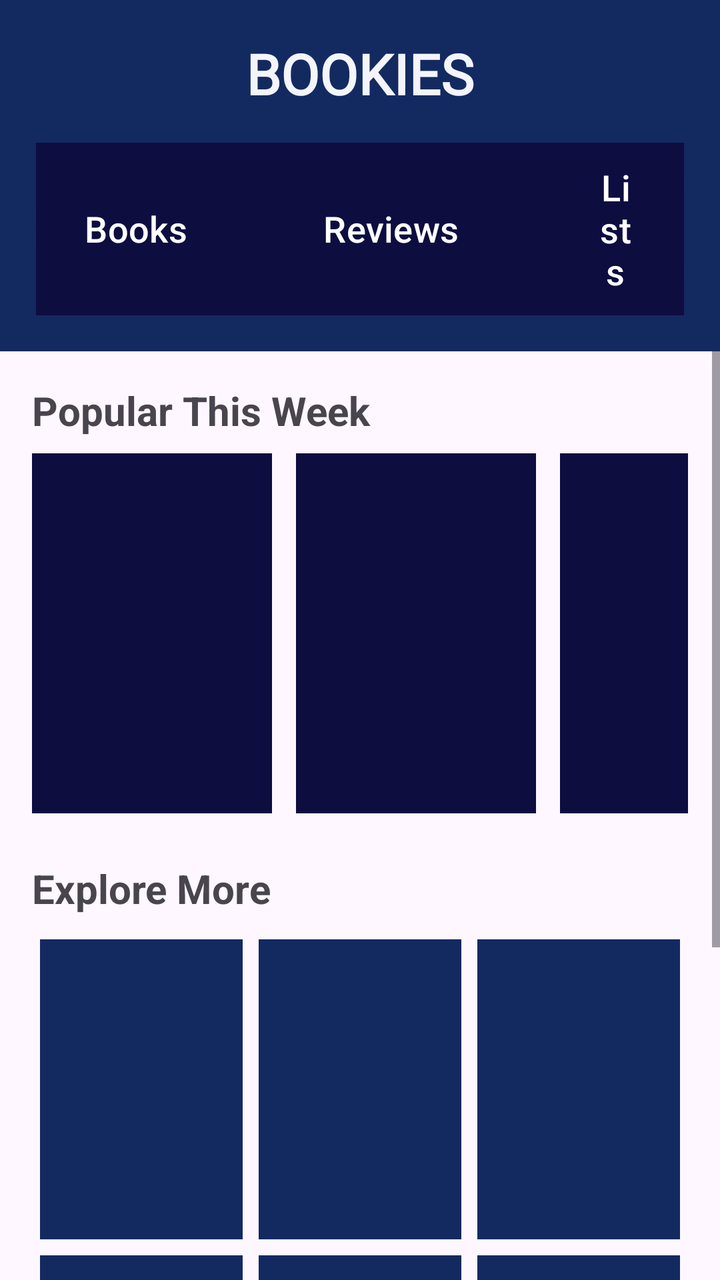
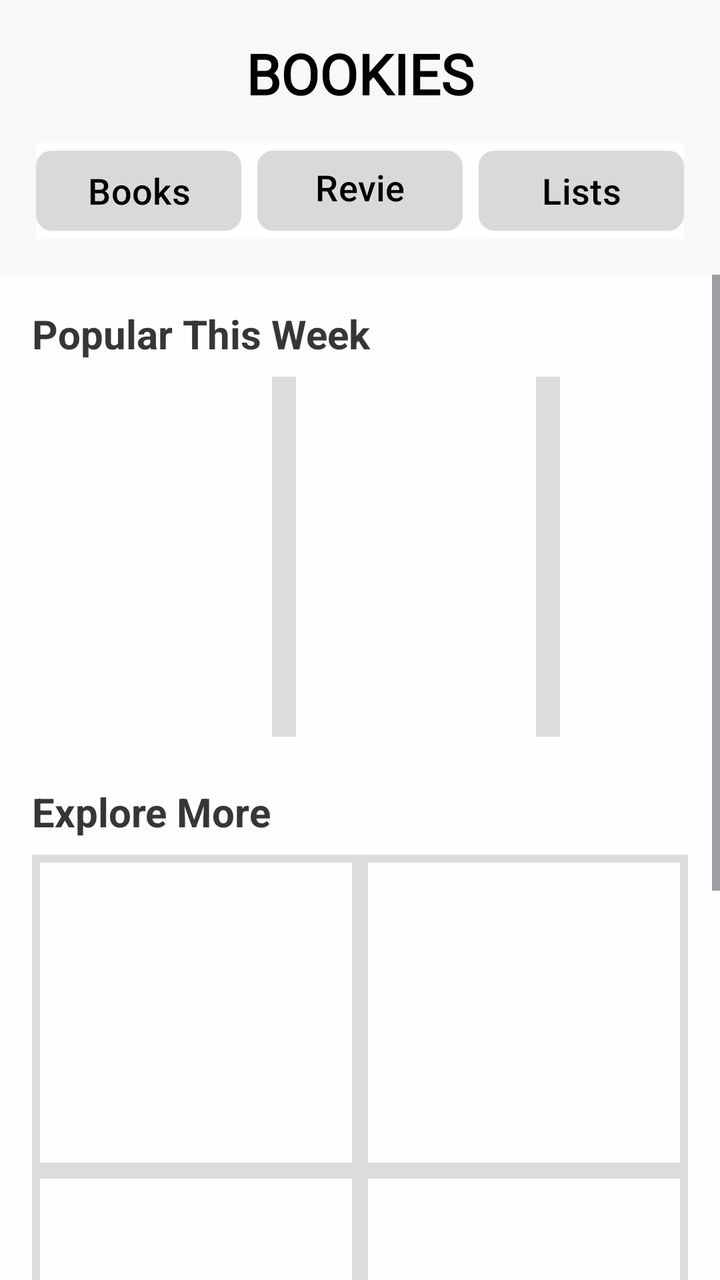

An Android layout rendered at two revisions. The XML below is the earlier revision; the diff shows what the commit changed to produce the second picture.
<!-- AndroidManifest.xml: application theme Theme.FrontendBook -->
<!-- res/layout/fragment_inner_books.xml -->
<?xml version="1.0" encoding="utf-8"?>
<androidx.constraintlayout.widget.ConstraintLayout
    xmlns:android="http://schemas.android.com/apk/res/android"
    xmlns:app="http://schemas.android.com/apk/res-auto"
    android:layout_width="match_parent"
    android:layout_height="match_parent">


    
    <include
        android:id="@+id/header"
        layout="@layout/header_nav_menu"
        android:layout_width="0dp"
        android:layout_height="wrap_content"
        app:layout_constraintTop_toTopOf="parent"
        app:layout_constraintStart_toStartOf="parent"
        app:layout_constraintEnd_toEndOf="parent" />


    
    <ScrollView
        android:id="@+id/scrollContainer"
        android:layout_width="0dp"
        android:layout_height="0dp"
        android:fillViewport="true"
        android:clipToPadding="false"
        android:paddingBottom="65dp"
        app:layout_constraintTop_toBottomOf="@id/header"
        app:layout_constraintBottom_toBottomOf="parent"
        app:layout_constraintStart_toStartOf="parent"
        app:layout_constraintEnd_toEndOf="parent">


        <LinearLayout
            android:layout_width="match_parent"
            android:layout_height="wrap_content"
            android:orientation="vertical"
            android:padding="16dp">


            
            <TextView
                android:layout_width="match_parent"
                android:layout_height="wrap_content"
                android:text="Popular This Week"
                android:textSize="20sp"
                android:textStyle="bold"
                android:paddingBottom="8dp" />


            
            <HorizontalScrollView
                android:layout_width="match_parent"
                android:layout_height="wrap_content"
                android:scrollbars="none">


                <LinearLayout
                    android:layout_width="wrap_content"
                    android:layout_height="wrap_content"
                    android:orientation="horizontal">


                    
                    <View
                        android:layout_width="120dp"
                        android:layout_height="180dp"
                        android:layout_marginEnd="12dp"
                        android:background="@color/primary_dark" />


                    <View
                        android:layout_width="120dp"
                        android:layout_height="180dp"
                        android:layout_marginEnd="12dp"
                        android:background="@color/primary_dark" />


                    <View
                        android:layout_width="120dp"
                        android:layout_height="180dp"
                        android:background="@color/primary_dark" />
                </LinearLayout>
            </HorizontalScrollView>


            
            <TextView
                android:layout_width="match_parent"
                android:layout_height="wrap_content"
                android:text="Explore More"
                android:textSize="20sp"
                android:textStyle="bold"
                android:layout_marginTop="24dp"
                android:paddingBottom="8dp" />


            
            <GridLayout
                android:layout_width="match_parent"
                android:layout_height="wrap_content"
                android:columnCount="3"
                android:alignmentMode="alignMargins"
                android:rowOrderPreserved="false"
                android:useDefaultMargins="true">


                
                <View
                    android:layout_width="0dp"
                    android:layout_height="150dp"
                    android:layout_columnWeight="1"
                    android:background="@color/primary" />


                <View
                    android:layout_width="0dp"
                    android:layout_height="150dp"
                    android:layout_columnWeight="1"
                    android:background="@color/primary" />


                <View
                    android:layout_width="0dp"
                    android:layout_height="150dp"
                    android:layout_columnWeight="1"
                    android:background="@color/primary" />


                <View
                    android:layout_width="0dp"
                    android:layout_height="150dp"
                    android:layout_columnWeight="1"
                    android:background="@color/primary" />


                <View
                    android:layout_width="0dp"
                    android:layout_height="150dp"
                    android:layout_columnWeight="1"
                    android:background="@color/primary" />


                <View
                    android:layout_width="0dp"
                    android:layout_height="150dp"
                    android:layout_columnWeight="1"
                    android:background="@color/primary" />
            </GridLayout>
        </LinearLayout>
    </ScrollView>


</androidx.constraintlayout.widget.ConstraintLayout>
<!-- res/layout/header_nav_menu.xml (included above) -->
<?xml version="1.0" encoding="utf-8"?>
<androidx.constraintlayout.widget.ConstraintLayout
    xmlns:android="http://schemas.android.com/apk/res/android"
    xmlns:app="http://schemas.android.com/apk/res-auto"
    android:layout_width="match_parent"
    android:layout_height="wrap_content"
    android:padding="18dp"
    android:background="@color/primary">

    
    <TextView
        android:id="@+id/headerTitle"
        android:layout_width="wrap_content"
        android:layout_height="wrap_content"
        android:text="BOOKIES"
        android:textSize="28sp"
        android:textStyle="bold"
        android:textColor="@color/background_light"
        android:textAlignment="center"
        android:fontFamily="@font/roboto_condensed_bold"
        app:layout_constraintTop_toTopOf="parent"
        app:layout_constraintStart_toStartOf="parent"
        app:layout_constraintEnd_toEndOf="parent" />

    
    <LinearLayout
        android:id="@+id/headerButtons"
        android:layout_width="wrap_content"
        android:layout_height="wrap_content"
        android:orientation="horizontal"
        android:layout_marginTop="16dp"
        android:gravity="center"
        android:background="@color/primary_dark"
        app:layout_constraintTop_toBottomOf="@id/headerTitle"
        app:layout_constraintStart_toStartOf="parent"
        app:cornerRadius="24dp"
        app:layout_constraintEnd_toEndOf="parent">

        <com.google.android.material.button.MaterialButton
            android:id="@+id/booksButton"
            android:layout_width="wrap_content"
            android:layout_height="wrap_content"
            android:text="Books"
            android:textAllCaps="false"
            android:textColor="@color/white"
            android:backgroundTint="@color/primary_dark"
            android:textSize="18sp"
            android:layout_marginEnd="20dp"
            app:cornerRadius="24dp"
            />

        <com.google.android.material.button.MaterialButton
            android:id="@+id/reviewsButton"
            android:layout_width="wrap_content"
            android:layout_height="wrap_content"
            android:text="Reviews"
            android:textSize="18sp"
            android:textAllCaps="false"
            android:textColor="@color/white"
            android:backgroundTint="@color/primary_dark"
            android:layout_marginEnd="20dp"
            app:cornerRadius="24dp"
            />

        <com.google.android.material.button.MaterialButton
            android:id="@+id/listsButton"
            android:layout_width="wrap_content"
            android:layout_height="wrap_content"
            android:text="Lists"
            android:textSize="18sp"
            android:textAllCaps="false"
            android:textColor="@color/white"
            android:backgroundTint="@color/primary_dark"
            app:cornerRadius="24dp"/>
    </LinearLayout>

</androidx.constraintlayout.widget.ConstraintLayout>
<!-- resources referenced by this layout -->
<resources>
  <color name="background_light">#F4F5FB</color>
  <color name="primary">#132A61</color>
  <color name="primary_dark">#0D0D40</color>
  <color name="white">#FFFFFFFF</color>
  <style name="Theme.FrontendBook" parent="Base.Theme.FrontendBook" />
  <style name="Base.Theme.FrontendBook" parent="Theme.Material3.DayNight.NoActionBar">
          <item name="colorPrimary">@color/primary</item>
          <item name="colorPrimaryVariant">@color/primary_dark</item>
          <item name="colorOnPrimary">@color/white</item>
          <item name="colorSecondary">@color/background_light</item>
          <item name="colorOutline">@color/outline</item>
      </style>
  <color name="outline">#132A61</color>
</resources>

<!-- the commit's change to res/layout/fragment_inner_books.xml (unified diff, before → after) -->
@@ -3,7 +3,8 @@
     xmlns:android="http://schemas.android.com/apk/res/android"
     xmlns:app="http://schemas.android.com/apk/res-auto"
     android:layout_width="match_parent"
-    android:layout_height="match_parent">
+    android:layout_height="match_parent"
+    android:background="@color/backgroundPrimary">
 
 
     
@@ -43,6 +44,7 @@
                 android:layout_width="match_parent"
                 android:layout_height="wrap_content"
                 android:text="Popular This Week"
+                android:textColor="@color/textSecondary"
                 android:textSize="20sp"
                 android:textStyle="bold"
                 android:paddingBottom="8dp" />
@@ -58,7 +60,8 @@
                 <LinearLayout
                     android:layout_width="wrap_content"
                     android:layout_height="wrap_content"
-                    android:orientation="horizontal">
+                    android:orientation="horizontal"
+                    android:background="@color/boxes_background">
 
 
                     
@@ -66,20 +69,20 @@
                         android:layout_width="120dp"
                         android:layout_height="180dp"
                         android:layout_marginEnd="12dp"
-                        android:background="@color/primary_dark" />
+                        android:background="@color/backgroundPrimary" />
 
 
                     <View
                         android:layout_width="120dp"
                         android:layout_height="180dp"
                         android:layout_marginEnd="12dp"
-                        android:background="@color/primary_dark" />
+                        android:background="@color/backgroundPrimary" />
 
 
                     <View
                         android:layout_width="120dp"
                         android:layout_height="180dp"
-                        android:background="@color/primary_dark" />
+                        android:background="@color/backgroundPrimary" />
                 </LinearLayout>
             </HorizontalScrollView>
 
@@ -89,6 +92,7 @@
                 android:layout_width="match_parent"
                 android:layout_height="wrap_content"
                 android:text="Explore More"
+                android:textColor="@color/textSecondary"
                 android:textSize="20sp"
                 android:textStyle="bold"
                 android:layout_marginTop="24dp"
@@ -98,9 +102,10 @@
             
             <GridLayout
                 android:layout_width="match_parent"
-                android:layout_height="wrap_content"
-                android:columnCount="3"
+                android:layout_height="408dp"
                 android:alignmentMode="alignMargins"
+                android:background="@color/boxes_background"
+                android:columnCount="2"
                 android:rowOrderPreserved="false"
                 android:useDefaultMargins="true">
 
@@ -110,42 +115,42 @@
                     android:layout_width="0dp"
                     android:layout_height="150dp"
                     android:layout_columnWeight="1"
-                    android:background="@color/primary" />
-
-
-                <View
-                    android:layout_width="0dp"
-                    android:layout_height="150dp"
-                    android:layout_columnWeight="1"
-                    android:background="@color/primary" />
-
-
-                <View
-                    android:layout_width="0dp"
-                    android:layout_height="150dp"
-                    android:layout_columnWeight="1"
-                    android:background="@color/primary" />
-
-
-                <View
-                    android:layout_width="0dp"
-                    android:layout_height="150dp"
-                    android:layout_columnWeight="1"
-                    android:background="@color/primary" />
-
-
-                <View
-                    android:layout_width="0dp"
-                    android:layout_height="150dp"
-                    android:layout_columnWeight="1"
-                    android:background="@color/primary" />
-
-
-                <View
-                    android:layout_width="0dp"
-                    android:layout_height="150dp"
-                    android:layout_columnWeight="1"
-                    android:background="@color/primary" />
+                    android:background="@color/backgroundPrimary" />
+
+
+                <View
+                    android:layout_width="0dp"
+                    android:layout_height="150dp"
+                    android:layout_columnWeight="1"
+                    android:background="@color/backgroundPrimary" />
+
+
+                <View
+                    android:layout_width="0dp"
+                    android:layout_height="150dp"
+                    android:layout_columnWeight="1"
+                    android:background="@color/backgroundPrimary" />
+
+
+                <View
+                    android:layout_width="0dp"
+                    android:layout_height="150dp"
+                    android:layout_columnWeight="1"
+                    android:background="@color/backgroundPrimary" />
+
+
+                <View
+                    android:layout_width="0dp"
+                    android:layout_height="150dp"
+                    android:layout_columnWeight="1"
+                    android:background="@color/backgroundPrimary" />
+
+
+                <View
+                    android:layout_width="0dp"
+                    android:layout_height="150dp"
+                    android:layout_columnWeight="1"
+                    android:background="@color/backgroundPrimary" />
             </GridLayout>
         </LinearLayout>
     </ScrollView>
@@ -160,7 +165,7 @@
     android:layout_width="match_parent"
     android:layout_height="wrap_content"
     android:padding="18dp"
-    android:background="@color/primary">
+    android:background="@color/headerColor">
 
     
     <TextView
@@ -170,7 +175,7 @@
         android:text="BOOKIES"
         android:textSize="28sp"
         android:textStyle="bold"
-        android:textColor="@color/background_light"
+        android:textColor="@color/textPrimary"
         android:textAlignment="center"
         android:fontFamily="@font/roboto_condensed_bold"
         app:layout_constraintTop_toTopOf="parent"
@@ -180,53 +185,54 @@
     
     <LinearLayout
         android:id="@+id/headerButtons"
-        android:layout_width="wrap_content"
+        android:layout_width="match_parent"
         android:layout_height="wrap_content"
         android:orientation="horizontal"
         android:layout_marginTop="16dp"
         android:gravity="center"
-        android:background="@color/primary_dark"
+        android:background="@color/backgroundPrimary"
         app:layout_constraintTop_toBottomOf="@id/headerTitle"
         app:layout_constraintStart_toStartOf="parent"
-        app:cornerRadius="24dp"
-        app:layout_constraintEnd_toEndOf="parent">
+        app:layout_constraintEnd_toEndOf="parent"
+        android:weightSum="3">
 
         <com.google.android.material.button.MaterialButton
             android:id="@+id/booksButton"
-            android:layout_width="wrap_content"
-            android:layout_height="wrap_content"
+            android:layout_width="0dp"
+            android:layout_height="48dp"
+            android:layout_weight="1"
+            android:layout_marginEnd="8dp"
             android:text="Books"
             android:textAllCaps="false"
-            android:textColor="@color/white"
-            android:backgroundTint="@color/primary_dark"
             android:textSize="18sp"
-            android:layout_marginEnd="20dp"
-            app:cornerRadius="24dp"
-            />
+            android:textColor="@color/button_textPrimary"
+            android:backgroundTint="@color/buttonPrimary"
+            app:cornerRadius="8dp" />
 
         <com.google.android.material.button.MaterialButton
             android:id="@+id/reviewsButton"
-            android:layout_width="wrap_content"
-            android:layout_height="wrap_content"
+            android:layout_width="0dp"
+            android:layout_height="48dp"
+            android:layout_weight="1"
+            android:layout_marginEnd="8dp"
             android:text="Reviews"
             android:textSize="18sp"
             android:textAllCaps="false"
-            android:textColor="@color/white"
-            android:backgroundTint="@color/primary_dark"
-            android:layout_marginEnd="20dp"
-            app:cornerRadius="24dp"
-            />
+            android:textColor="@color/button_textPrimary"
+            android:backgroundTint="@color/buttonPrimary"
+            app:cornerRadius="8dp" />
 
         <com.google.android.material.button.MaterialButton
             android:id="@+id/listsButton"
-            android:layout_width="wrap_content"
-            android:layout_height="wrap_content"
+            android:layout_width="0dp"
+            android:layout_height="48dp"
+            android:layout_weight="1"
             android:text="Lists"
             android:textSize="18sp"
             android:textAllCaps="false"
-            android:textColor="@color/white"
-            android:backgroundTint="@color/primary_dark"
-            app:cornerRadius="24dp"/>
+            android:textColor="@color/button_textPrimary"
+            android:backgroundTint="@color/buttonPrimary"
+            app:cornerRadius="8dp" />
     </LinearLayout>
 
 </androidx.constraintlayout.widget.ConstraintLayout>
<!-- resource entries referenced after the edit -->
@@ -1,17 +1,22 @@
 <!-- resources referenced by this layout -->
 <resources>
-  <color name="background_light">#F4F5FB</color>
-  <color name="primary">#132A61</color>
-  <color name="primary_dark">#0D0D40</color>
-  <color name="white">#FFFFFFFF</color>
+  <color name="backgroundPrimary">#FEFEFE</color>
+  <color name="boxes_background">#DCDCDC</color>
+  <color name="buttonPrimary">#D9D9D9</color>
+  <color name="button_textPrimary">#000000</color>
+  <color name="headerColor">#F8F8F8</color>
+  <color name="textPrimary">#000000</color>
+  <color name="textSecondary">#363636</color>
   <style name="Theme.FrontendBook" parent="Base.Theme.FrontendBook" />
   <style name="Base.Theme.FrontendBook" parent="Theme.Material3.DayNight.NoActionBar">
-          <item name="colorPrimary">@color/primary</item>
-          <item name="colorPrimaryVariant">@color/primary_dark</item>
-          <item name="colorOnPrimary">@color/white</item>
-          <item name="colorSecondary">@color/background_light</item>
-          <item name="colorOutline">@color/outline</item>
+          <item name="colorPrimary">@color/backgroundPrimary</item>
+          <item name="colorPrimaryVariant">@color/backgroundSecondary</item>
+          <item name="colorOnPrimary">@color/black</item>
+          <item name="colorSecondary">@color/black</item>
+          <item name="colorOutline">@color/line</item>
       </style>
-  <color name="outline">#132A61</color>
+  <color name="backgroundSecondary">#D9D9D9</color>
+  <color name="black">#000000</color>
+  <color name="line">#D9D9D9</color>
 </resources>
 
